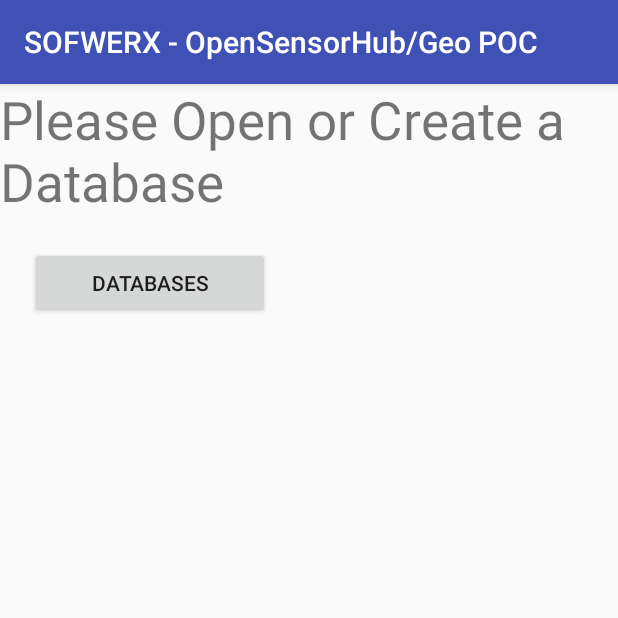
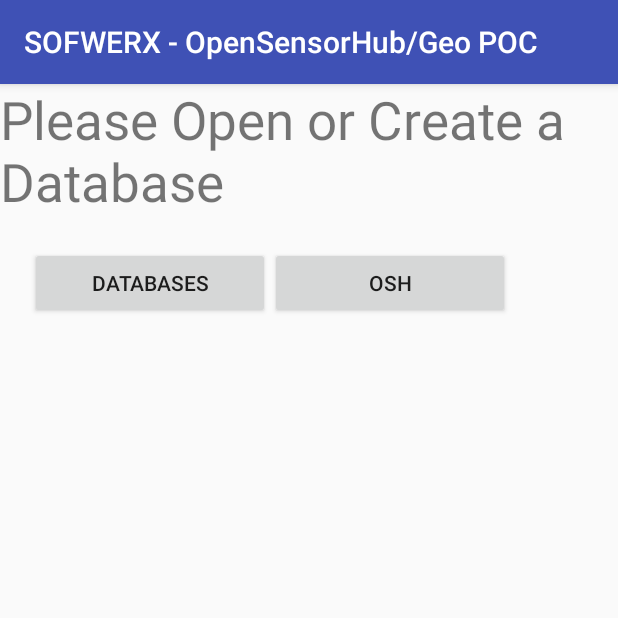
Before and after one commit to bytemaster-0xff/oshapp, an Android app: the screen it shows after launch (MainActivity), on a phone screen of 412 x 824 dp, the top half of it. Run offline under Robolectric (Android 15) with nearby library versions, the phone set to English and light mode, and no system bars; libraries missing offline, so code that uses them is left out: mil.nga.geopackage.

Commit message:
app talking to OSH

```diff
--- a/app/src/main/AndroidManifest.xml
+++ b/app/src/main/AndroidManifest.xml
@@ -9,6 +9,8 @@
          location permissions for the 'MyLocation' functionality.
     -->
     <uses-permission android:name="android.permission.ACCESS_FINE_LOCATION" />
+    <uses-permission android:name="android.permission.ACCESS_WIFI_STATE" />
+    <uses-permission android:name="android.permission.CHANGE_NETWORK_STATE" />
 
     <!-- Added tools:replace -->
     <application
--- /dev/null
+++ b/app/src/main/java/com/softwarelogistics/oshgeo/poc/tasks/GetSOSCapabilitiesResponseHandler.java
@@ -0,0 +1,7 @@
+package com.softwarelogistics.oshgeo.poc.tasks;
+
+import com.softwarelogistics.oshgeo.poc.models.Capabilities;
+
+public interface GetSOSCapabilitiesResponseHandler {
+    void gotCapabilities(Capabilities capabilities);
+}
--- a/app/src/main/res/layout/activity_main.xml
+++ b/app/src/main/res/layout/activity_main.xml
@@ -32,6 +32,13 @@
             android:text="Databases" />
 
         <Button
+            android:id="@+id/main_button_open_osh"
+            android:layout_width="160dp"
+            android:layout_height="48dp"
+            android:layout_gravity="center_horizontal"
+            android:text="OSH" />
+
+        <Button
             android:id="@+id/button_show_sensor_hubs"
             android:layout_width="160dp"
             android:layout_height="48dp"
```
Also changed, not shown: app/src/main/java/com/softwarelogistics/oshgeo/poc/activities/MainActivity.java (+14 -0 lines), app/src/main/java/com/softwarelogistics/oshgeo/poc/tasks/GetSOSCapabilitiesTask.java (added, +24 -0 lines).
